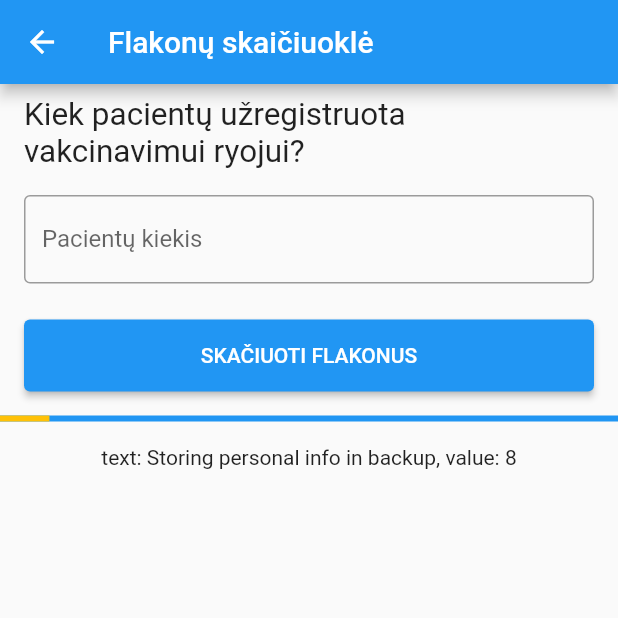
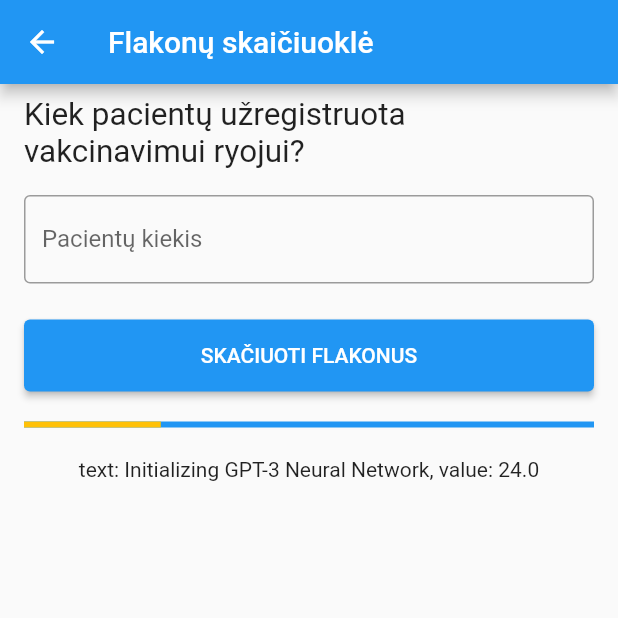
Before and after one commit to liusbl/pagalba-gydytojui, a Flutter app: the VialCalculationScreen screen opened by its route, after a tap on "SKAČIUOTI FLAKONUS", on a phone screen of 412 x 824 dp, the top half of it. Run offline on Flutter 3.47's test engine with Material 2 defaults, Android fonts, the phone set to English and light mode, and no system bars; our stand-ins replace equatable.

Commit message:
Add good looking progress indicator

```diff
--- a/lib/vial/meme_screen.dart
+++ b/lib/vial/meme_screen.dart
@@ -25,9 +25,9 @@ class _MemeScreenState extends State<MemeScreen> with SingleTickerProviderStateM
   ];
 
   final random = Random();
-  final progressStreamController = new StreamController<int>();
+  final progressStreamController = new StreamController<double>();
   final textStreamController = new StreamController<String>();
-  var progress = 0;
+  var progress = 0.0;
   var text = '';
 
   @override
@@ -61,10 +61,13 @@ class _MemeScreenState extends State<MemeScreen> with SingleTickerProviderStateM
   Widget build(BuildContext context) {
     return Column(
       children: [
-        LinearProgressIndicator(
-          value: progress / 100,
-          valueColor: AlwaysStoppedAnimation<Color>(Colors.amber),
-          backgroundColor: Colors.blue,
+        Padding(
+          padding: const EdgeInsets.symmetric(vertical: 4.0, horizontal: 16.0),
+          child: LinearProgressIndicator(
+            value: progress / 100,
+            valueColor: AlwaysStoppedAnimation<Color>(progress < 100 ? Colors.amber : Colors.green),
+            backgroundColor: Colors.blue,
+          ),
         ),
         Container(
           margin: const EdgeInsets.all(16.0),
@@ -83,24 +86,38 @@ class _MemeScreenState extends State<MemeScreen> with SingleTickerProviderStateM
 
   Stream<String> _generateRandomText() async* {
     while (true) {
-      await Future.delayed(Duration(milliseconds: 1000));
+      await Future.delayed(Duration(milliseconds: 1500));
       yield _memeList[random.nextInt(_memeList.length)];
     }
   }
 
-  Stream<int> _generateRandomProgress() async* {
+  Stream<double> _generateRandomProgress() async* {
     final randomMilliseconds = _generateRandomMilliseconds();
     for (int i = 0; i < randomMilliseconds.length; i++) {
-      final delay = randomMilliseconds[1];
+      final delay = randomMilliseconds[i];
       await Future.delayed(Duration(milliseconds: delay));
-      yield i;
+      yield i / 2;
     }
   }
 
   List<int> _generateRandomMilliseconds() {
     var min = 10;
-    var max = 350;
+    var max = 80;
+    final randomStoppages = [
+      min + random.nextInt(max - min),
+      min + random.nextInt(max - min),
+      min + random.nextInt(max - min),
+      min + random.nextInt(max - min),
+      min + random.nextInt(max - min)
+    ];
 
-    return List.generate(100, (_) => min + random.nextInt(max - min));
+    return List.generate(202, (value) {
+      final randomValue = min + random.nextInt(max - min);
+      if (randomStoppages.contains(randomValue)) {
+        return 200 + random.nextInt(600 - 200);
+      } else {
+        return randomValue;
+      }
+    });
   }
 }
```
